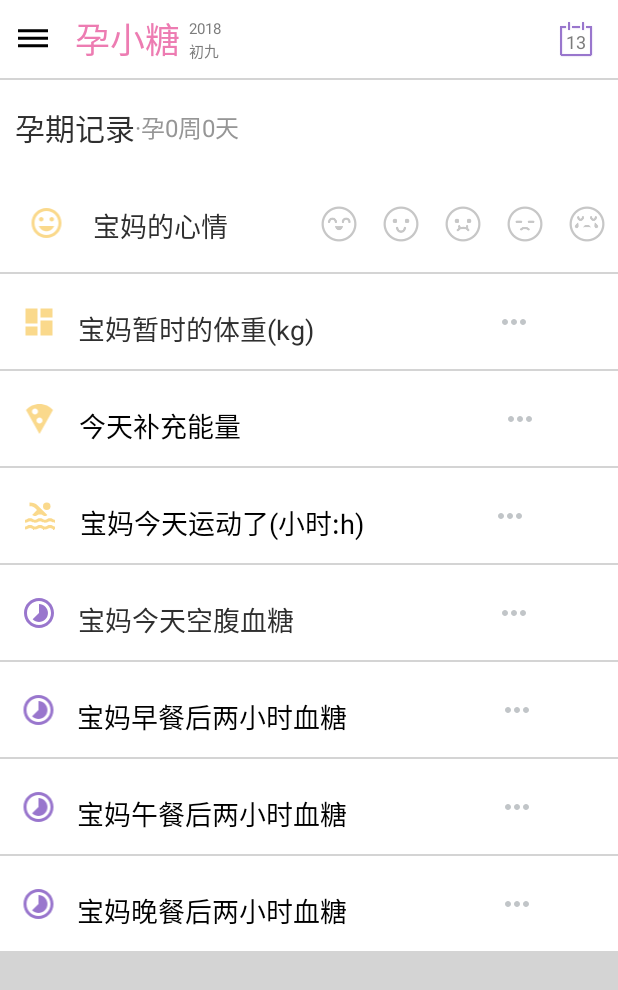
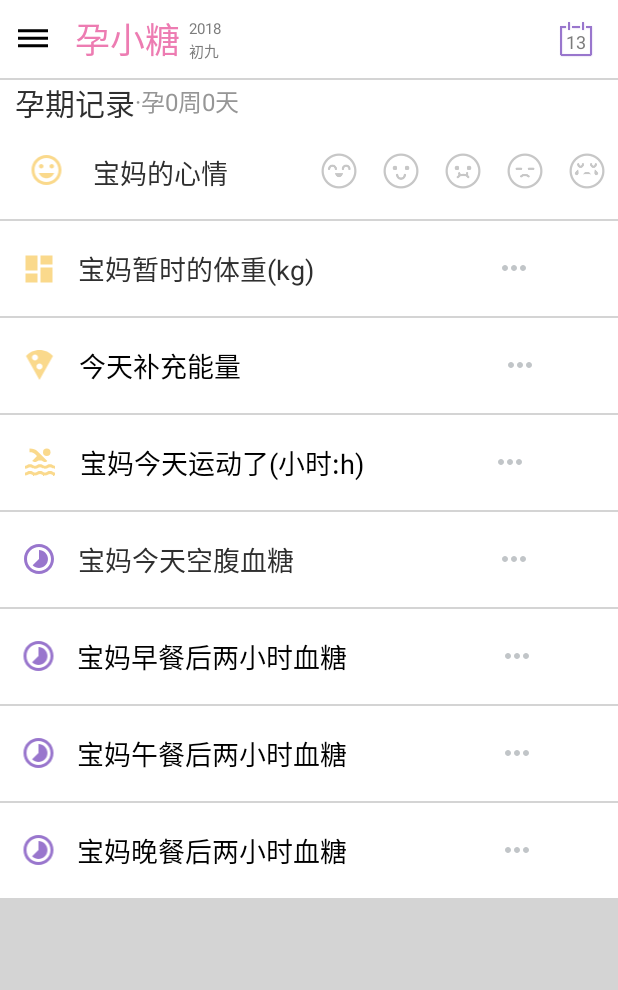
Before and after one commit to Jooooeeee/YunXiaoTang, an Android app: the screen it shows after launch (MainActivity), on a phone screen of 412 x 824 dp. Shown: the top 990 px of the screen. Run offline under Robolectric (Android 15) with nearby library versions, the phone set to English and light mode, and no system bars; libraries missing offline, so code that uses them is left out: cn.qqtheme.framework, com.haibin.calendarview, org.litepal, org.litepal.crud; plain views replace CalendarLayout, CalendarView; 71 statements that could not run were skipped.

Commit message:
修改主界面外边距

```diff
--- a/app/src/main/res/layout/recycler_item.xml
+++ b/app/src/main/res/layout/recycler_item.xml
@@ -8,7 +8,7 @@
         android:layout_marginTop="1dp"
         android:background="#fff"
         android:orientation="horizontal"
-        android:layout_height="63dp">
+        android:layout_height="28dp">
         <TextView
             android:layout_width="wrap_content"
             android:layout_height="wrap_content"
@@ -38,7 +38,7 @@
             android:id="@+id/recyclerItem_imageView"
             android:layout_width="35dp"
             android:layout_height="wrap_content"
-            android:layout_marginTop="20dp"
+            android:layout_gravity="center_vertical"
             android:layout_weight="1"
             android:src="@drawable/ic_insert_emoticon_black_24dp" />
 
@@ -121,7 +121,7 @@
         <TextView
             android:layout_width="164dp"
             android:layout_height="wrap_content"
-            android:layout_marginTop="20dp"
+            android:layout_gravity="center_vertical"
             android:layout_weight="4"
             android:text="宝妈暂时的体重(kg)"
             android:textColor="#2F2F2F"
@@ -132,7 +132,7 @@
             android:id="@+id/imageaTextview_weight"
             android:background="#fff"
             android:clickable="true"
-            android:layout_marginTop="20dp"
+            android:layout_gravity="center_vertical"
             android:layout_weight="2"
             android:textSize="17sp"
             />
@@ -149,14 +149,14 @@
         <ImageView
             android:layout_width="0dp"
             android:layout_height="wrap_content"
-            android:layout_marginTop="20dp"
+            android:layout_gravity="center_vertical"
             android:layout_weight="1"
             android:src="@drawable/ic_local_pizza_black_24dp" />
 
         <TextView
             android:layout_width="16dp"
             android:layout_height="wrap_content"
-            android:layout_marginTop="20dp"
+            android:layout_gravity="center_vertical"
             android:layout_weight="5"
             android:text="今天补充能量"
             android:textColor="#000"
@@ -166,7 +166,7 @@
             android:id="@+id/imageTextviewEnergy"
             android:layout_width="wrap_content"
             android:layout_height="wrap_content"
-            android:layout_marginTop="20dp"
+            android:layout_gravity="center_vertical"
             android:layout_weight="1"
             android:background="#fff"
             android:textSize="17sp"
@@ -184,7 +184,7 @@
             android:layout_width="wrap_content"
             android:layout_height="wrap_content"
             android:layout_weight="1"
-            android:layout_marginTop="20dp"
+            android:layout_gravity="center_vertical"
             android:src="@drawable/ic_pool_black_24dp"
             />
 
@@ -192,7 +192,7 @@
             android:id="@+id/textSport"
             android:layout_width="186dp"
             android:layout_height="wrap_content"
-            android:layout_marginTop="20dp"
+            android:layout_gravity="center_vertical"
             android:layout_weight="3"
             android:text="宝妈今天运动了(小时:h)"
             android:textColor="#000"
@@ -203,7 +203,7 @@
             android:id="@+id/imageaTextviewSport"
             android:background="#fff"
             android:clickable="true"
-            android:layout_marginTop="20dp"
+            android:layout_gravity="center_vertical"
             android:layout_weight="2"
             android:textSize="17sp"
             />
@@ -220,7 +220,7 @@
             android:layout_width="wrap_content"
             android:layout_height="wrap_content"
             android:layout_weight="1"
-            android:layout_marginTop="20dp"
+            android:layout_gravity="center_vertical"
             android:src="@drawable/ic_timelapse_black_24dp"
             />
 
@@ -228,7 +228,7 @@
             android:id="@+id/textBooldSugar"
             android:layout_width="165dp"
             android:layout_height="wrap_content"
-            android:layout_marginTop="20dp"
+            android:layout_gravity="center_vertical"
             android:layout_weight="4"
             android:text="宝妈今天空腹血糖"
             android:textColor="#2F2F2F"
@@ -239,7 +239,7 @@
             android:id="@+id/imageaBooldSugar"
             android:background="#fff"
             android:clickable="true"
-            android:layout_marginTop="20dp"
+            android:layout_gravity="center_vertical"
             android:layout_weight="2"
             android:textSize="17sp"
             />
@@ -256,7 +256,7 @@
         android:layout_width="wrap_content"
         android:layout_height="wrap_content"
         android:layout_weight="1"
-        android:layout_marginTop="20dp"
+        android:layout_gravity="center_vertical"
         android:src="@drawable/ic_timelapse_black_24dp"
         />
 
@@ -264,7 +264,7 @@
             android:id="@+id/textTwoHourBooldSugarM"
             android:layout_width="172dp"
             android:layout_height="wrap_content"
-            android:layout_marginTop="20dp"
+            android:layout_gravity="center_vertical"
             android:layout_weight="4"
             android:text="宝妈早餐后两小时血糖"
             android:textColor="#000"
@@ -275,7 +275,7 @@
         android:id="@+id/imageaTwoHourBooldSugarM"
         android:background="#fff"
         android:clickable="true"
-        android:layout_marginTop="20dp"
+        android:layout_gravity="center_vertical"
         android:layout_weight="2"
         android:textSize="17sp"
         />
@@ -292,7 +292,7 @@
             android:layout_width="wrap_content"
             android:layout_height="wrap_content"
             android:layout_weight="1"
-            android:layout_marginTop="20dp"
+            android:layout_gravity="center_vertical"
             android:src="@drawable/ic_timelapse_black_24dp"
             />
 
@@ -300,7 +300,7 @@
             android:id="@+id/textTwoHourBooldSugarN"
             android:layout_width="172dp"
             android:layout_height="wrap_content"
-            android:layout_marginTop="20dp"
+            android:layout_gravity="center_vertical"
             android:layout_weight="4"
             android:text="宝妈午餐后两小时血糖"
             android:textColor="#000"
@@ -311,7 +311,7 @@
             android:id="@+id/imageaTwoHourBooldSugarN"
             android:background="#fff"
             android:clickable="true"
-            android:layout_marginTop="20dp"
+            android:layout_gravity="center_vertical"
             android:layout_weight="2"
             android:textSize="17sp"
             />
@@ -328,7 +328,7 @@
             android:layout_width="wrap_content"
             android:layout_height="wrap_content"
             android:layout_weight="1"
-            android:layout_marginTop="20dp"
+            android:layout_gravity="center_vertical"
             android:src="@drawable/ic_timelapse_black_24dp"
             />
 
@@ -336,7 +336,7 @@
             android:id="@+id/textTwoHourBooldSugar"
             android:layout_width="172dp"
             android:layout_height="wrap_content"
-            android:layout_marginTop="20dp"
+            android:layout_gravity="center_vertical"
             android:layout_weight="4"
             android:text="宝妈晚餐后两小时血糖"
             android:textColor="#000"
@@ -347,7 +347,7 @@
             android:id="@+id/imageaTwoHourBooldSugar"
             android:background="#fff"
             android:clickable="true"
-            android:layout_marginTop="20dp"
+            android:layout_gravity="center_vertical"
             android:layout_weight="2"
             android:textSize="17sp"
             />
```
